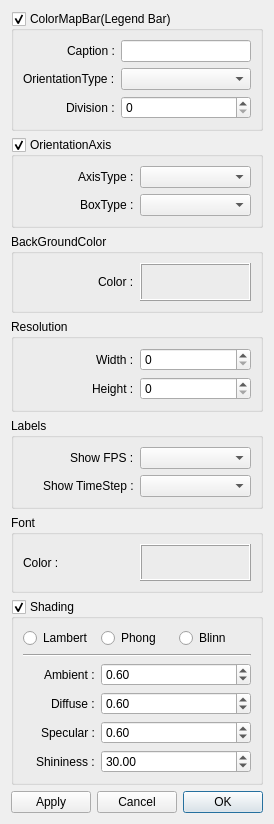
Above: Widgets/Preference.ui from CCSEPBVR/CS-IS-PBVR before the change. Below: the same form after it.
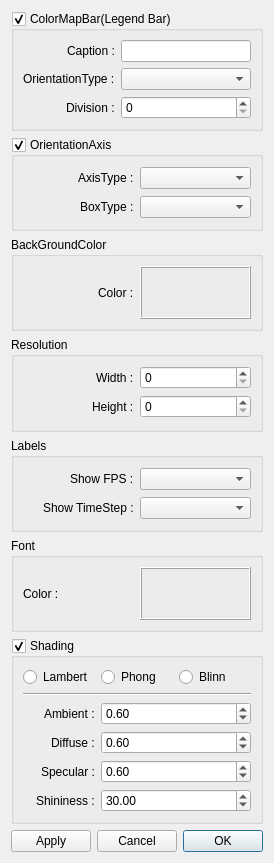
That is the form after the change. Custom widgets are drawn as their Qt base class.

Diff of the .ui file:
```diff
--- a/Widgets/Preference.ui
+++ b/Widgets/Preference.ui
@@ -7,7 +7,7 @@
     <x>0</x>
     <y>0</y>
     <width>267</width>
-    <height>824</height>
+    <height>863</height>
    </rect>
   </property>
   <property name="windowTitle">
```
